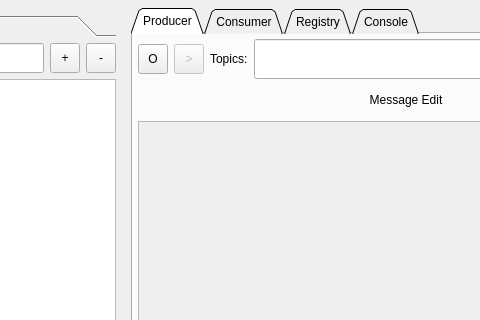
Qt form modules/kafman/src/main/kafman/resources/forms/main_qt_view.ui (yorevs/hspylib) before a commit; both pictures show x 227 to 707 and y 0 to 320 of the 1024 by 700 pixel window.
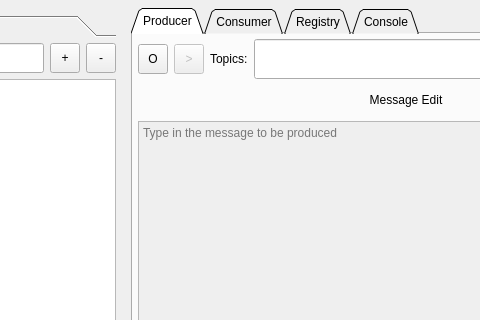
The same form after that commit. The open tabs and pages were chosen to show the change. Custom widgets are drawn as their Qt base class.

The edit to the form file:
```diff
--- a/modules/kafman/src/main/kafman/resources/forms/main_qt_view.ui
+++ b/modules/kafman/src/main/kafman/resources/forms/main_qt_view.ui
@@ -1249,6 +1249,9 @@
                  <property name="toolTip">
                   <string>The message to be produced</string>
                  </property>
+                 <property name="placeholderText">
+                  <string>Type in the message to be produced</string>
+                 </property>
                 </widget>
                </item>
               </layout>
```
Left out of the diff: 10 changed lines with no effect on the pictures.
